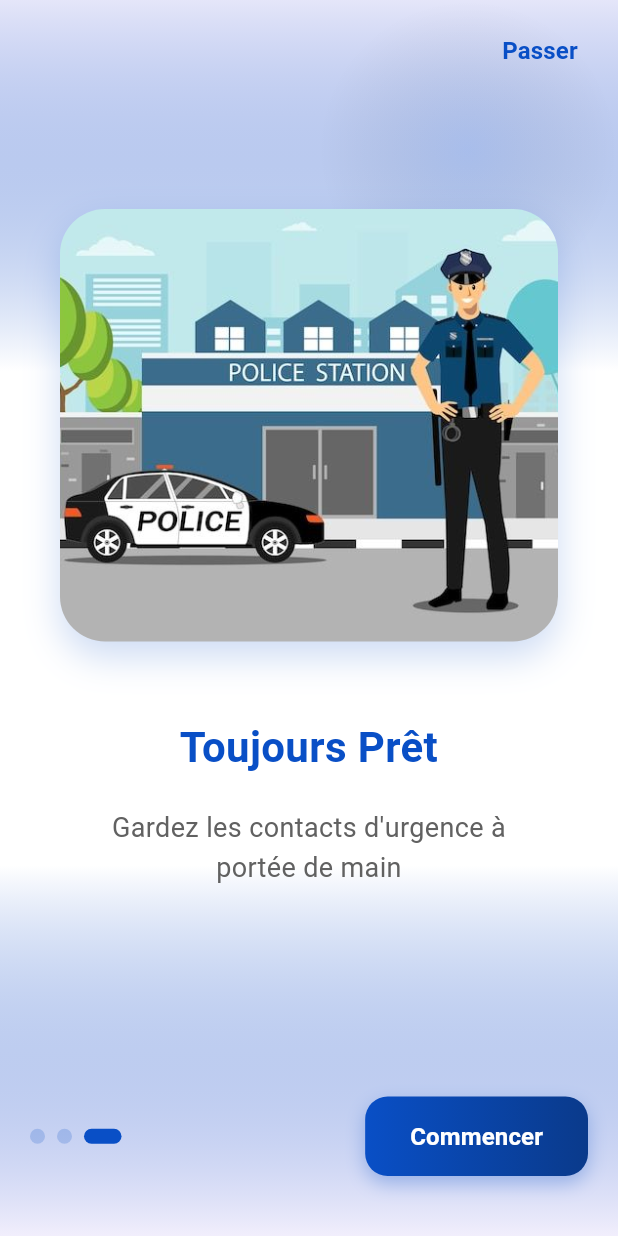
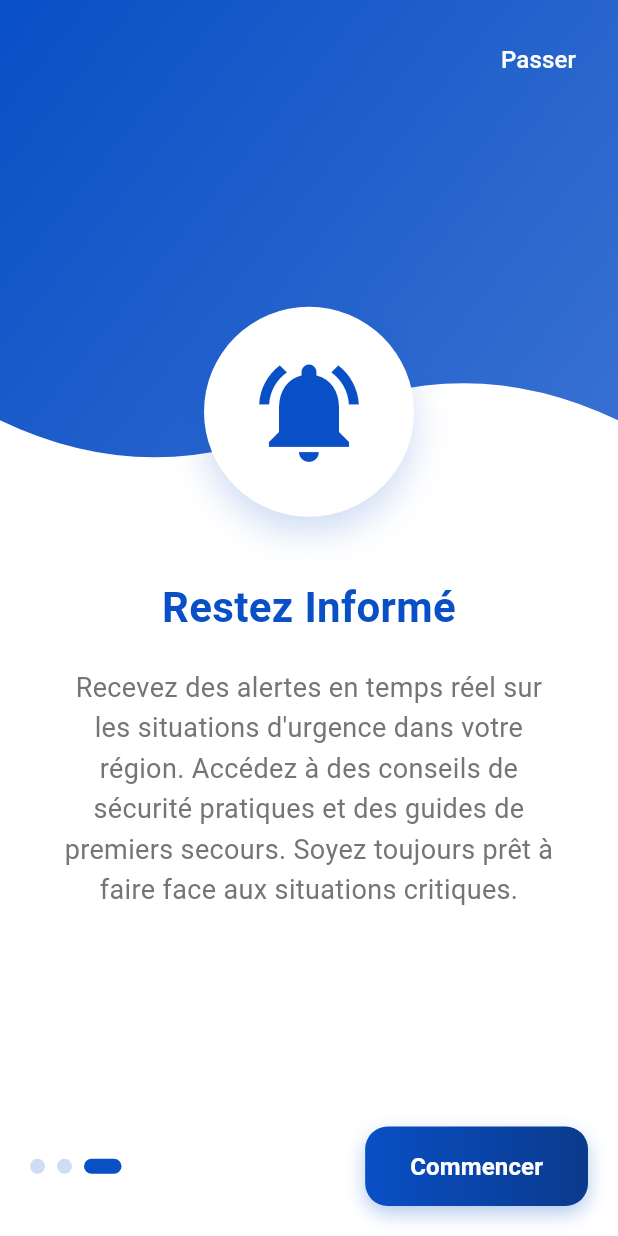
Before and after one commit to ThiernoSouleymaneCherifDiallo/securdiawara, a Flutter app: the screen it shows after launch, swiped to page 3, on a phone screen of 412 x 824 dp. Run offline on Flutter 3.47's test engine with Material 3 defaults, Android fonts, the phone set to English and light mode, and no system bars; our stand-ins replace animate_do, firebase_core, image_picker, shimmer; accounts and stored records are empty.

Commit message:
mirco le goat

```diff
--- a/flutter_launcher_icons.yaml
+++ b/flutter_launcher_icons.yaml
@@ -1,6 +1,6 @@
 # flutter pub run flutter_launcher_icons
 flutter_launcher_icons:
-  image_path: "assets/icon/icon.png"
+  image_path: "assets/images/security.jpg"
 
   android: "launcher_icon"
   # image_path_android: "assets/icon/icon.png"
--- a/lib/screens/onboarding_screen.dart
+++ b/lib/screens/onboarding_screen.dart
@@ -1,7 +1,50 @@
+import 'package:flutter/material.dart';
 import 'package:animate_do/animate_do.dart';
-import 'package:flutter/material.dart';
-import 'package:my_app/models/onboarding_content.dart';
 import 'package:my_app/screens/auth_screen.dart';
+
+class OnboardingContent {
+  final String title;
+  final String description;
+  final IconData icon;
+
+  OnboardingContent({
+    required this.title,
+    required this.description,
+    required this.icon,
+  });
+}
+
+class OnboardingClipper extends CustomClipper<Path> {
+  @override
+  Path getClip(Size size) {
+    var path = Path();
+    path.lineTo(0, size.height * 0.85);
+
+    var firstControlPoint = Offset(size.width * 0.25, size.height);
+    var firstEndPoint = Offset(size.width * 0.5, size.height * 0.85);
+    path.quadraticBezierTo(
+      firstControlPoint.dx,
+      firstControlPoint.dy,
+      firstEndPoint.dx,
+      firstEndPoint.dy,
+    );
+
+    var secondControlPoint = Offset(size.width * 0.75, size.height * 0.7);
+    var secondEndPoint = Offset(size.width, size.height * 0.85);
+    path.quadraticBezierTo(
+      secondControlPoint.dx,
+      secondControlPoint.dy,
+      secondEndPoint.dx,
+      secondEndPoint.dy,
+    );
+
+    path.lineTo(size.width, 0);
+    return path;
+  }
+
+  @override
+  bool shouldReclip(CustomClipper<Path> oldClipper) => false;
+}
 
 class OnboardingScreen extends StatefulWidget {
   const OnboardingScreen({super.key});
@@ -11,103 +54,87 @@ class OnboardingScreen extends StatefulWidget {
 }
 
 class _OnboardingScreenState extends State<OnboardingScreen> {
-  late PageController _controller;
-  int currentPage = 0;
+  final PageController _controller = PageController();
+  int _currentPage = 0;
 
-  @override
-  void initState() {
-    super.initState();
-    _controller = PageController();
-  }
-
-  @override
-  void dispose() {
-    _controller.dispose();
-    super.dispose();
-  }
-
-  void navigateToAuth() {
-    Navigator.pushReplacement(
-      context,
-      MaterialPageRoute(builder: (context) => const AuthScreen()),
-    );
-  }
+  final List<OnboardingContent> contents = [
+    OnboardingContent(
+      title: 'Bienvenue sur SecurGuinee',
+      description: 'Votre application de sécurité tout-en-un pour la Guinée. '
+          'Accédez rapidement aux services d\'urgence et restez informé des situations importantes. '
+          'Votre sécurité est notre priorité absolue.',
+      icon: Icons.security,
+    ),
+    OnboardingContent(
+      title: 'Accès Rapide',
+      description: 'Contactez instantanément les services d\'urgence appropriés en un seul clic. '
+          'Gagnez un temps précieux grâce à notre interface intuitive et efficace. '
+          'Les secours n\'ont jamais été aussi accessibles.',
+      icon: Icons.phone_in_talk,
+    ),
+    OnboardingContent(
+      title: 'Restez Informé',
+      description: 'Recevez des alertes en temps réel sur les situations d\'urgence dans votre région. '
+          'Accédez à des conseils de sécurité pratiques et des guides de premiers secours. '
+          'Soyez toujours prêt à faire face aux situations critiques.',
+      icon: Icons.notifications_active,
+    ),
+  ];
 
   @override
   Widget build(BuildContext context) {
     return Scaffold(
+      backgroundColor: Colors.white,
       body: Stack(
         children: [
-          // Nouveau fond avec dégradé subtil
-          Container(
+          ClipPath(
+            clipper: OnboardingClipper(),
+            child: Container(
+              height: MediaQuery.of(context).size.height * 0.4,
               decoration: BoxDecoration(
                 gradient: LinearGradient(
-                begin: Alignment.topCenter,
-                end: Alignment.bottomCenter,
+                  begin: Alignment.topLeft,
+                  end: Alignment.bottomRight,
                   colors: [
-                  const Color(0xFF094FC6).withOpacity(0.1),  // Couleur principale avec opacité
-                  Colors.white,
-                  Colors.white,
-                  const Color(0xFF094FC6).withOpacity(0.05),  // Très légère teinte en bas
-                ],
-                stops: const [0.0, 0.3, 0.7, 1.0],  // Contrôle la distribution du dégradé
-              ),
-            ),
-          ),
-
-          // Motif décoratif en haut (optionnel)
-          Positioned(
-            top: 0,
-            right: 0,
-            child: Container(
-              height: 200,
-              width: 200,
-              decoration: BoxDecoration(
-                gradient: RadialGradient(
-                  colors: [
-                    const Color(0xFF094FC6).withOpacity(0.1),
-                    Colors.transparent,
+                    const Color(0xFF094FC6),
+                    const Color(0xFF094FC6).withOpacity(0.8),
                   ],
                 ),
               ),
             ),
           ),
-
-          // Bouton Passer avec meilleur positionnement et style
-          Positioned(
-            top: MediaQuery.of(context).padding.top + 10,
-            right: 20,
+          SafeArea(
+            child: Column(
+              children: [
+                Align(
+                  alignment: Alignment.topRight,
+                  child: Padding(
+                    padding: const EdgeInsets.all(16.0),
                     child: TextButton(
-              onPressed: navigateToAuth,
-              style: TextButton.styleFrom(
-                foregroundColor: const Color(0xFF094FC6),
-                padding: const EdgeInsets.symmetric(
-                  horizontal: 5,
-                  vertical: 5,
+                      onPressed: () => Navigator.pushReplacement(
+                        context,
+                        MaterialPageRoute(builder: (context) => const AuthScreen()),
                       ),
-              ),
-              child: const Text(
+                      child: Text(
                         'Passer',
                         style: TextStyle(
-                  color: Color(0xFF094FC6),
+                          color: Colors.white,
                           fontSize: 16,
-                  fontWeight: FontWeight.w600,
+                          fontWeight: FontWeight.w500,
                         ),
                       ),
                     ),
                   ),
-
-          Column(
-            children: [
+                ),
                 Expanded(
                   child: PageView.builder(
                     controller: _controller,
-                  itemCount: contents.length,
                     onPageChanged: (value) {
                       setState(() {
-                      currentPage = value;
+                        _currentPage = value;
                       });
                     },
+                    itemCount: contents.length,
                     itemBuilder: (context, i) {
                       return Padding(
                         padding: const EdgeInsets.all(40.0),
@@ -117,9 +144,10 @@ class _OnboardingScreenState extends State<OnboardingScreen> {
                             FadeInDown(
                               duration: const Duration(milliseconds: 500),
                               child: Container(
-                              height: MediaQuery.of(context).size.height * 0.35,
+                                padding: const EdgeInsets.all(30),
                                 decoration: BoxDecoration(
-                                borderRadius: BorderRadius.circular(30),
+                                  color: Colors.white,
+                                  shape: BoxShape.circle,
                                   boxShadow: [
                                     BoxShadow(
                                       color: const Color(0xFF094FC6).withOpacity(0.2),
@@ -128,29 +156,24 @@ class _OnboardingScreenState extends State<OnboardingScreen> {
                                     ),
                                   ],
                                 ),
-                              child: ClipRRect(
-                                borderRadius: BorderRadius.circular(30),
-                                child: Image.asset(
-                                  contents[i].image,
-                                  fit: BoxFit.cover,
+                                child: Icon(
+                                  contents[i].icon,
+                                  size: 80,
+                                  color: const Color(0xFF094FC6),
                                 ),
                               ),
                             ),
-                          ),
-                          const SizedBox(height: 50),
+                            const SizedBox(height: 40),
                             FadeInUp(
                               duration: const Duration(milliseconds: 500),
                               delay: const Duration(milliseconds: 200),
-                            child: Container(
-                              padding: const EdgeInsets.symmetric(horizontal: 20),
                               child: Text(
                                 contents[i].title,
+                                textAlign: TextAlign.center,
                                 style: const TextStyle(
                                   fontSize: 28,
                                   fontWeight: FontWeight.bold,
                                   color: Color(0xFF094FC6),
-                                ),
-                                textAlign: TextAlign.center,
                                 ),
                               ),
                             ),
@@ -158,16 +181,13 @@ class _OnboardingScreenState extends State<OnboardingScreen> {
                             FadeInUp(
                               duration: const Duration(milliseconds: 500),
                               delay: const Duration(milliseconds: 400),
-                            child: Container(
-                              padding: const EdgeInsets.symmetric(horizontal: 20),
                               child: Text(
                                 contents[i].description,
+                                textAlign: TextAlign.center,
                                 style: TextStyle(
                                   fontSize: 18,
-                                  color: Colors.grey.shade700,
+                                  color: Colors.grey.shade600,
                                   height: 1.5,
-                                ),
-                                textAlign: TextAlign.center,
                                 ),
                               ),
                             ),
@@ -178,21 +198,21 @@ class _OnboardingScreenState extends State<OnboardingScreen> {
                   ),
                 ),
                 Container(
-                padding: const EdgeInsets.symmetric(horizontal: 20),
-                margin: const EdgeInsets.only(bottom: 40),
+                  padding: const EdgeInsets.symmetric(horizontal: 20, vertical: 20),
                   child: Row(
                     mainAxisAlignment: MainAxisAlignment.spaceBetween,
                     children: [
                       Row(
                         children: List.generate(
                           contents.length,
-                        (index) => Container(
+                          (index) => AnimatedContainer(
+                            duration: const Duration(milliseconds: 300),
                             margin: const EdgeInsets.only(right: 8),
                             height: 10,
-                          width: currentPage == index ? 25 : 10,
+                            width: _currentPage == index ? 25 : 10,
                             decoration: BoxDecoration(
                               borderRadius: BorderRadius.circular(20),
-                            color: currentPage == index
+                              color: _currentPage == index
                                   ? const Color(0xFF094FC6)
                                   : const Color(0xFF094FC6).withOpacity(0.2),
                             ),
@@ -217,8 +237,13 @@ class _OnboardingScreenState extends State<OnboardingScreen> {
                         ),
                         child: ElevatedButton(
                           onPressed: () {
-                          if (currentPage == contents.length - 1) {
-                            navigateToAuth();
+                            if (_currentPage == contents.length - 1) {
+                              Navigator.pushReplacement(
+                                context,
+                                MaterialPageRoute(
+                                  builder: (context) => const AuthScreen(),
+                                ),
+                              );
                             } else {
                               _controller.nextPage(
                                 duration: const Duration(milliseconds: 300),
@@ -229,17 +254,17 @@ class _OnboardingScreenState extends State<OnboardingScreen> {
                           style: ElevatedButton.styleFrom(
                             backgroundColor: Colors.transparent,
                             foregroundColor: Colors.white,
+                            elevation: 0,
                             padding: const EdgeInsets.symmetric(
                               horizontal: 30,
                               vertical: 15,
                             ),
-                          elevation: 0,
                             shape: RoundedRectangleBorder(
                               borderRadius: BorderRadius.circular(15),
                             ),
                           ),
                           child: Text(
-                          currentPage == contents.length - 1
+                            _currentPage == contents.length - 1
                                 ? "Commencer"
                                 : "Suivant",
                             style: const TextStyle(
@@ -254,22 +279,9 @@ class _OnboardingScreenState extends State<OnboardingScreen> {
                 ),
               ],
             ),
+          ),
         ],
       ),
     );
   }
 }
-
-// Placeholder pour votre écran principal
-class YourMainScreen extends StatelessWidget {
-  const YourMainScreen({super.key});
-
-  @override
-  Widget build(BuildContext context) {
-    return const Scaffold(
-      body: Center(
-        child: Text('Écran Principal'),
-      ),
-    );
-  }
-}
--- a/pubspec.yaml
+++ b/pubspec.yaml
@@ -104,8 +104,8 @@ flutter:
 flutter_launcher_icons:
   android: "launcher_icon"
   ios: true
-  image_path: "assets/images/security.png"
+  image_path: "assets/images/security.jpg"
   min_sdk_android: 23
   adaptive_icon_background: "#094FC6"
-  adaptive_icon_foreground: "assets/images/security.png"
+  adaptive_icon_foreground: "assets/images/security.jpg"
   remove_alpha_ios: true
```
Also changed, not shown: lib/services/firebase/auth_service.dart (deleted, +0 -67 lines), lib/services/firebase/firestore_service.dart (deleted, +0 -50 lines), lib/services/firebase/storage_service.dart (deleted, +0 -41 lines), assets/images/security.jpg (added), 35 other files. Lines whose indentation alone changed are shown as unchanged.
